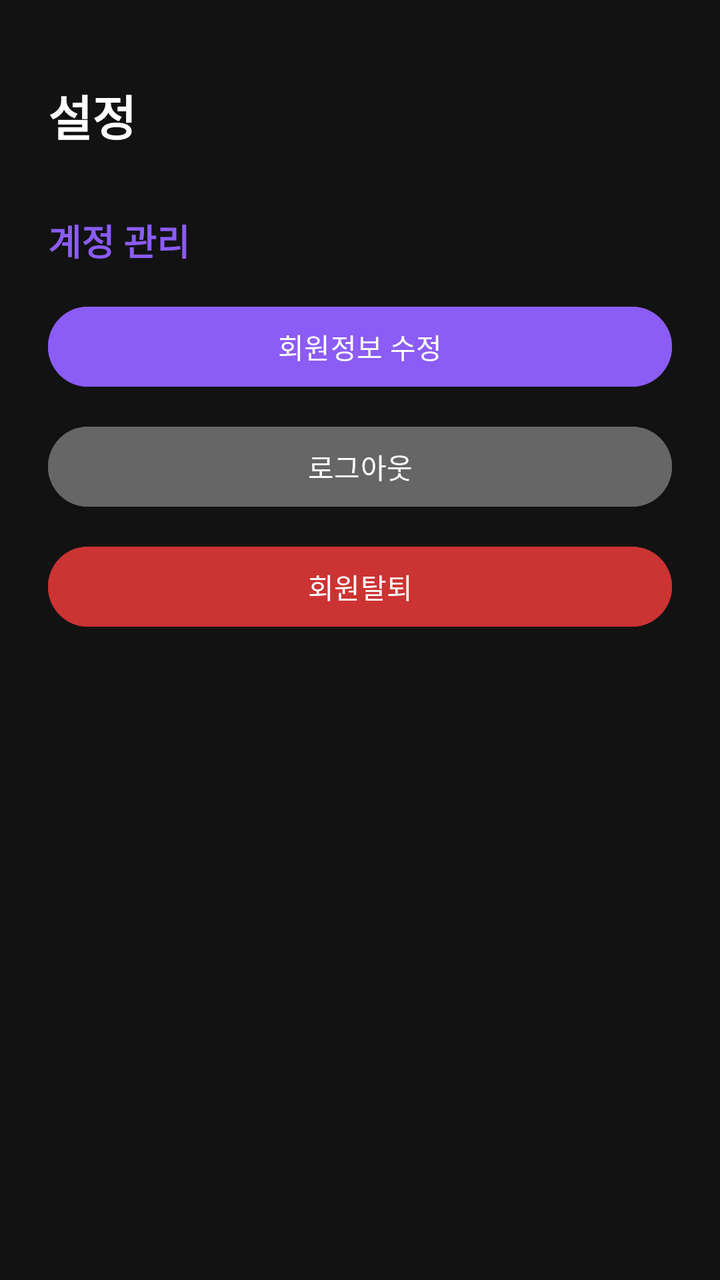
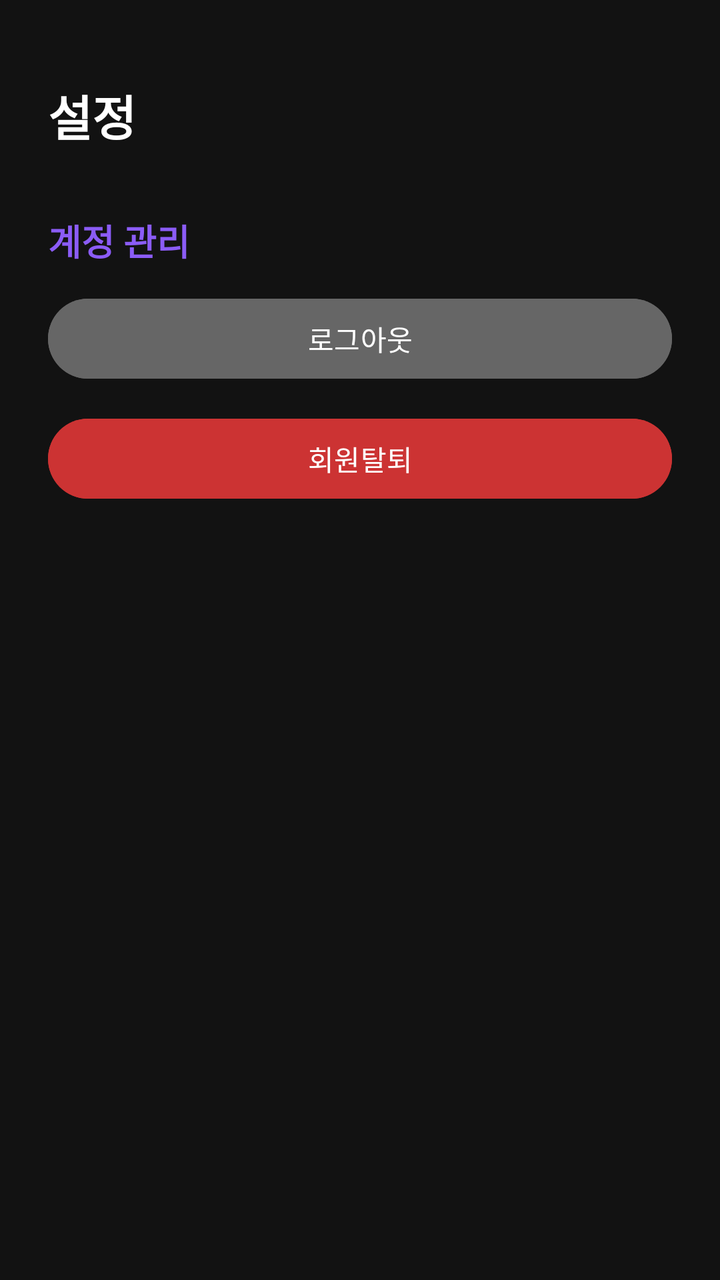

Screens rendered from an Android XML layout before and after an edit, with the pre-edit source and the edit as a unified diff.
<!-- AndroidManifest.xml: application theme Theme.VitaDay -->
<!-- res/layout/fragment_settings.xml -->
<?xml version="1.0" encoding="utf-8"?>
<androidx.constraintlayout.widget.ConstraintLayout xmlns:android="http://schemas.android.com/apk/res/android"
    xmlns:app="http://schemas.android.com/apk/res-auto"
    android:layout_width="match_parent"
    android:layout_height="match_parent"
    android:background="#121212"
    android:padding="24dp">

    <TextView
        android:id="@+id/tvSettingsTitle"
        android:layout_width="wrap_content"
        android:layout_height="wrap_content"
        android:text="설정"
        android:textColor="#FFFFFF"
        android:textSize="24sp"
        android:textStyle="bold"
        app:layout_constraintTop_toTopOf="parent"
        app:layout_constraintStart_toStartOf="parent"
        android:layout_marginTop="16dp" />

    
    <TextView
        android:id="@+id/tvAccountSection"
        android:layout_width="wrap_content"
        android:layout_height="wrap_content"
        android:text="계정 관리"
        android:textColor="#8B5CF6"
        android:textSize="18sp"
        android:textStyle="bold"
        app:layout_constraintTop_toBottomOf="@id/tvSettingsTitle"
        app:layout_constraintStart_toStartOf="parent"
        android:layout_marginTop="32dp" />

    <Button
        android:id="@+id/btnEditProfile"
        android:layout_width="0dp"
        android:layout_height="wrap_content"
        android:text="회원정보 수정"
        android:textColor="#FFFFFF"
        android:backgroundTint="#8B5CF6"
        app:layout_constraintTop_toBottomOf="@id/tvAccountSection"
        app:layout_constraintStart_toStartOf="parent"
        app:layout_constraintEnd_toEndOf="parent"
        android:layout_marginTop="16dp" />

    <Button
        android:id="@+id/btnLogout"
        android:layout_width="0dp"
        android:layout_height="wrap_content"
        android:text="로그아웃"
        android:textColor="#FFFFFF"
        android:backgroundTint="#666666"
        app:layout_constraintTop_toBottomOf="@id/btnEditProfile"
        app:layout_constraintStart_toStartOf="parent"
        app:layout_constraintEnd_toEndOf="parent"
        android:layout_marginTop="12dp" />

    <Button
        android:id="@+id/btnDeleteAccount"
        android:layout_width="0dp"
        android:layout_height="wrap_content"
        android:text="회원탈퇴"
        android:textColor="#FFFFFF"
        android:backgroundTint="#CC3333"
        app:layout_constraintTop_toBottomOf="@id/btnLogout"
        app:layout_constraintStart_toStartOf="parent"
        app:layout_constraintEnd_toEndOf="parent"
        android:layout_marginTop="12dp" />

</androidx.constraintlayout.widget.ConstraintLayout>
<!-- resources referenced by this layout -->
<resources>
  <style name="Theme.VitaDay" parent="Base.Theme.VitaDay" />
  <style name="Base.Theme.VitaDay" parent="Theme.Material3.DayNight.NoActionBar">
          
          
      </style>
</resources>

<!-- the commit's change to res/layout/fragment_settings.xml (unified diff, before → after) -->
@@ -32,25 +32,13 @@
         android:layout_marginTop="32dp" />
 
     <Button
-        android:id="@+id/btnEditProfile"
-        android:layout_width="0dp"
-        android:layout_height="wrap_content"
-        android:text="회원정보 수정"
-        android:textColor="#FFFFFF"
-        android:backgroundTint="#8B5CF6"
-        app:layout_constraintTop_toBottomOf="@id/tvAccountSection"
-        app:layout_constraintStart_toStartOf="parent"
-        app:layout_constraintEnd_toEndOf="parent"
-        android:layout_marginTop="16dp" />
-
-    <Button
         android:id="@+id/btnLogout"
         android:layout_width="0dp"
         android:layout_height="wrap_content"
         android:text="로그아웃"
         android:textColor="#FFFFFF"
         android:backgroundTint="#666666"
-        app:layout_constraintTop_toBottomOf="@id/btnEditProfile"
+        app:layout_constraintTop_toBottomOf="@id/tvAccountSection"
         app:layout_constraintStart_toStartOf="parent"
         app:layout_constraintEnd_toEndOf="parent"
         android:layout_marginTop="12dp" />
